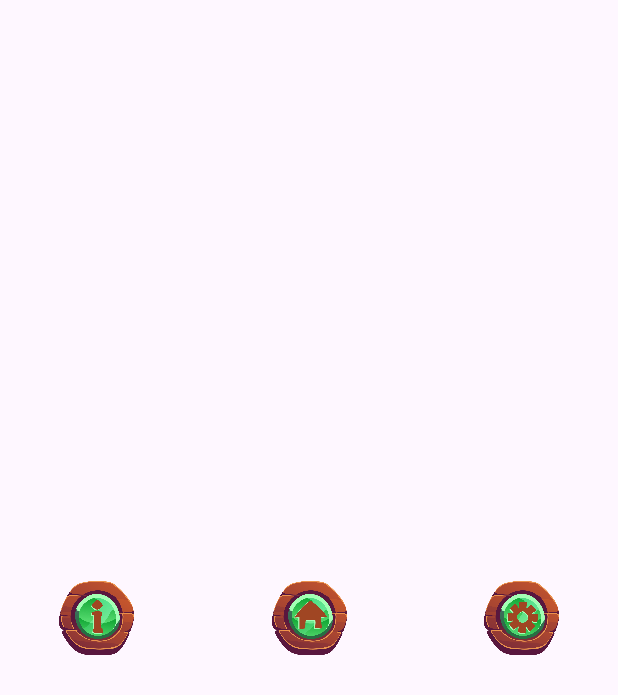
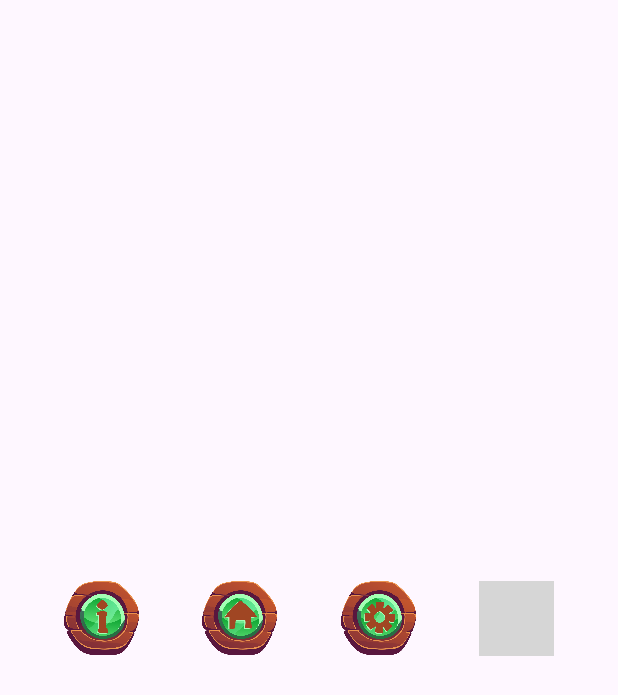
Before and after one commit to mmonm17/tttalk, an Android app: the layout fragment_navigation_panel.xml on its own in the app's theme, with its tools: preview values and no code run, on a phone screen of 412 x 824 dp. Shown: the top 695 px of the screen. Run offline under Robolectric (Android 15) with nearby library versions, the phone set to English and light mode, and no system bars; grey boxes are pictures that could not be loaded.

Commit message:
fixed fragment nav buttons

```diff
--- a/app/src/main/res/layout/fragment_navigation_panel.xml
+++ b/app/src/main/res/layout/fragment_navigation_panel.xml
@@ -22,7 +22,7 @@
             android:src="@drawable/ic_info_button"
             app:layout_constraintBottom_toBottomOf="parent"
             app:layout_constraintEnd_toStartOf="@+id/btn_home"
-            app:layout_constraintHorizontal_bias="0.297"
+            app:layout_constraintHorizontal_bias="0.5"
             app:layout_constraintStart_toStartOf="parent"
             app:layout_constraintTop_toTopOf="parent" />
 
@@ -36,8 +36,9 @@
             android:scaleType="centerInside"
             android:src="@drawable/ic_home_button"
             app:layout_constraintBottom_toBottomOf="parent"
-            app:layout_constraintEnd_toEndOf="parent"
-            app:layout_constraintStart_toStartOf="parent"
+            app:layout_constraintEnd_toStartOf="@+id/btn_settings"
+            app:layout_constraintHorizontal_bias="0.5"
+            app:layout_constraintStart_toEndOf="@+id/btn_info"
             app:layout_constraintTop_toTopOf="parent" />
 
         <ImageButton
@@ -49,10 +50,26 @@
             android:padding="0dp"
             android:scaleType="centerInside"
             android:src="@drawable/ic_settings_button"
+            android:visibility="visible"
+            app:layout_constraintBottom_toBottomOf="parent"
+            app:layout_constraintEnd_toStartOf="@+id/btn_next"
+            app:layout_constraintHorizontal_bias="0.5"
+            app:layout_constraintStart_toEndOf="@+id/btn_home"
+            app:layout_constraintTop_toTopOf="parent" />
+
+        <ImageButton
+            android:id="@+id/btn_next"
+            android:layout_width="50dp"
+            android:layout_height="50dp"
+            android:backgroundTint="#00FFFFFF"
+            android:contentDescription="Next Button"
+            android:padding="0dp"
+            android:scaleType="centerInside"
+            android:src="@drawable/ic_next_button"
+            android:visibility="visible"
             app:layout_constraintBottom_toBottomOf="parent"
             app:layout_constraintEnd_toEndOf="parent"
-            app:layout_constraintHorizontal_bias="0.7"
-            app:layout_constraintStart_toEndOf="@+id/btn_home"
+            app:layout_constraintStart_toEndOf="@+id/btn_settings"
             app:layout_constraintTop_toTopOf="parent" />
     </androidx.constraintlayout.widget.ConstraintLayout>
 
```
